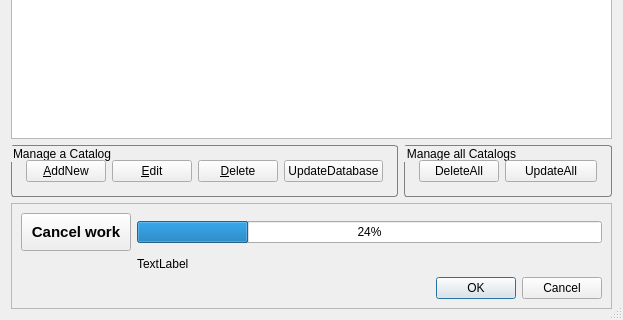
Qt form QuickViewer/src/catalog/cataloglist.ui (kanryu/quickviewer) before a commit; both pictures show x 0 to 623 and y 195 to 515 of the 623 by 515 pixel window.
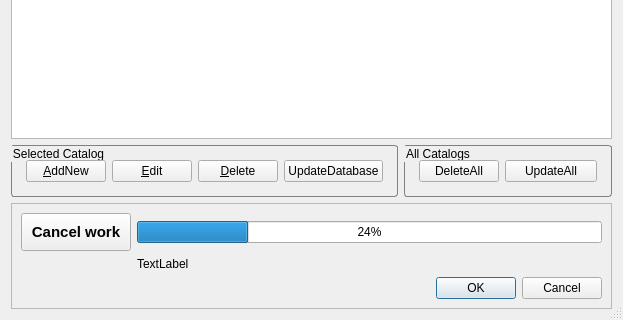
The same form after that commit.

Diff of the .ui file:
```diff
--- a/QuickViewer/src/catalog/cataloglist.ui
+++ b/QuickViewer/src/catalog/cataloglist.ui
@@ -37,7 +37,7 @@
       </sizepolicy>
      </property>
      <property name="title">
-      <string extracomment="Name of the frame in which buttons for operating one catalog are arranged">Manage a Catalog</string>
+      <string extracomment="Name of the frame in which buttons for operating one catalog are arranged">Selected Catalog</string>
      </property>
      <layout class="QGridLayout" name="gridLayout">
       <item row="0" column="0">
@@ -83,7 +83,7 @@
       </sizepolicy>
      </property>
      <property name="title">
-      <string extracomment="Name of the frame in which buttons for operating all catalogs are arranged">Manage all Catalogs</string>
+      <string extracomment="Name of the frame in which buttons for operating all catalogs are arranged">All Catalogs</string>
      </property>
      <layout class="QFormLayout" name="formLayout">
       <item row="0" column="0">
```
